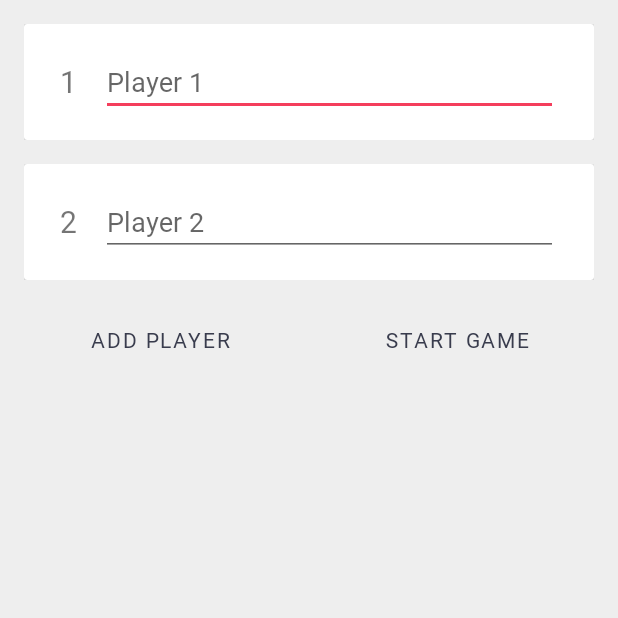
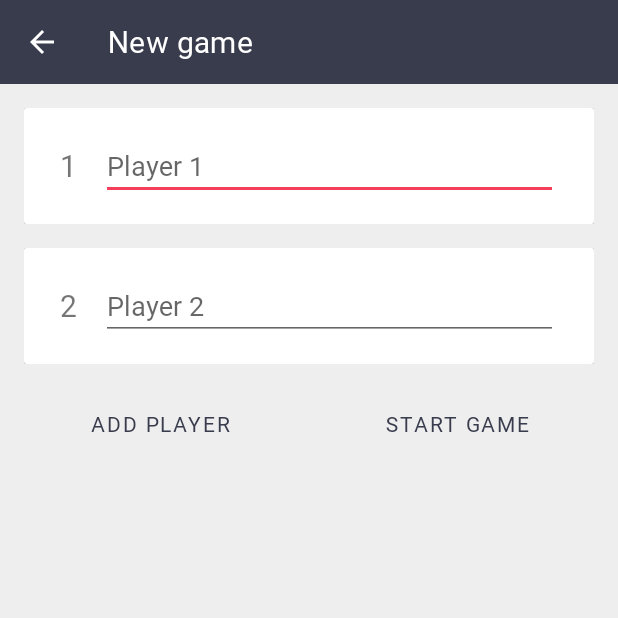
Before and after one commit to arndtphillip/Zehntausend, an Android app: the NewGameActivity screen opened directly, with no data from a screen before it, on a phone screen of 412 x 824 dp, the top half of it. Run offline under Robolectric (Android 15) with nearby library versions, the phone set to English and light mode, and no system bars.

Commit message:
Implemented ActionBar style, added it to NewGameActivity

```diff
--- a/app/src/main/AndroidManifest.xml
+++ b/app/src/main/AndroidManifest.xml
@@ -10,16 +10,19 @@
         android:roundIcon="@mipmap/ic_launcher_round"
         android:supportsRtl="true"
         android:theme="@style/AppTheme">
-        <activity android:name=".activities.HistoryDetailActivity"></activity>
+        <activity
+            android:name=".activities.HistoryDetailActivity"/>
         <activity android:name=".activities.GameEndActivity" />
-        <activity android:name=".activities.HistoryDetailActivityOld" />
         <activity android:name=".activities.HistoryActivity" />
         <activity android:name=".activities.ChartActivity" />
         <activity
             android:name=".activities.GameActivity"
             android:configChanges="orientation|screenSize" />
-        <activity android:name=".activities.NewGameActivity" />
-        <activity android:name=".activities.MainActivity">
+        <activity android:name=".activities.NewGameActivity"
+            android:parentActivityName=".activities.MainActivity"/>
+
+        <activity
+            android:name=".activities.MainActivity">
             <intent-filter>
                 <action android:name="android.intent.action.MAIN" />
 
--- a/app/src/main/java/com/parndt/zehntausend/activities/NewGameActivity.java
+++ b/app/src/main/java/com/parndt/zehntausend/activities/NewGameActivity.java
@@ -2,9 +2,12 @@ package com.parndt.zehntausend.activities;
 
 import android.content.Intent;
 import android.os.Bundle;
+import android.view.MenuItem;
 import android.view.View;
 
+import androidx.appcompat.app.ActionBar;
 import androidx.appcompat.app.AppCompatActivity;
+import androidx.appcompat.widget.Toolbar;
 import androidx.recyclerview.widget.LinearLayoutManager;
 import androidx.recyclerview.widget.RecyclerView;
 
@@ -28,6 +31,15 @@ public class NewGameActivity extends AppCompatActivity {
     protected void onCreate(Bundle savedInstanceState) {
         super.onCreate(savedInstanceState);
         setContentView(R.layout.activity_new_game);
+
+        setSupportActionBar((Toolbar) findViewById(R.id.newGameToolbar));
+        // Get a support ActionBar corresponding to this toolbar
+        ActionBar ab = getSupportActionBar();
+
+        // Enable the Up button
+        ab.setDisplayHomeAsUpEnabled(true);
+
+
         RecyclerView recyclerView = findViewById(R.id.playerListView);
 
         RecyclerView.LayoutManager layoutManager = new LinearLayoutManager(this);
@@ -38,7 +50,7 @@ public class NewGameActivity extends AppCompatActivity {
         recyclerView.setAdapter(adapter);
     }
 
-    /** adds a new player */
+        /** adds a new player */
     public void addPlayer(View view) {
         players.add(new Player(""));
         adapter.notifyDataSetChanged();
--- a/app/src/main/res/layout/activity_new_game.xml
+++ b/app/src/main/res/layout/activity_new_game.xml
@@ -1,5 +1,18 @@
 <?xml version="1.0" encoding="utf-8"?>
-<ScrollView xmlns:android="http://schemas.android.com/apk/res/android"
+<LinearLayout xmlns:android="http://schemas.android.com/apk/res/android"
+    android:layout_width="match_parent"
+    android:layout_height="wrap_content"
+    xmlns:app="http://schemas.android.com/apk/res-auto"
+    android:orientation="vertical">
+
+    <androidx.appcompat.widget.Toolbar
+        android:id="@+id/newGameToolbar"
+        android:layout_width="match_parent"
+        android:layout_height="wrap_content"
+        style="@style/ToolBarStyle"
+        app:title="@string/new_game"/>
+
+    <ScrollView
         android:layout_width="match_parent"
         android:layout_height="match_parent">
 
@@ -45,3 +58,4 @@
         </RelativeLayout>
 
     </ScrollView>
+</LinearLayout>
--- a/app/src/main/res/values/styles.xml
+++ b/app/src/main/res/values/styles.xml
@@ -11,4 +11,14 @@
         <item name="android:windowContentTransitions">true</item>
     </style>
 
+    <style name="ToolBarStyle" parent="Theme.AppCompat">
+        <item name="theme">@style/ThemeOverlay.AppCompat.Dark.ActionBar</item>
+        <item name="android:textColorPrimary">@android:color/white</item>
+        <item name="android:textColorSecondary">@android:color/white</item>
+        <item name="android:background">@color/colorPrimary</item>
+        <item name="titleTextColor">@color/white</item>
+        <item name="actionMenuTextColor">@android:color/white</item>
+        <item name="elevation">4dp</item>
+    </style>
+
 </resources>
```
Lines whose indentation alone changed are shown as unchanged.
